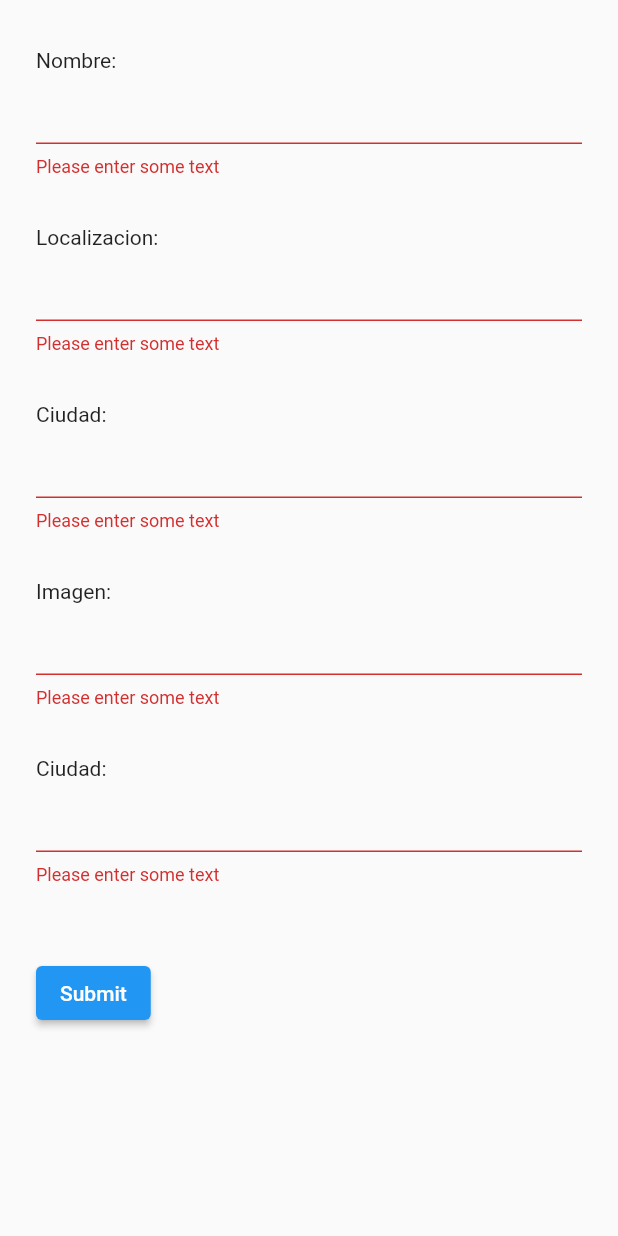
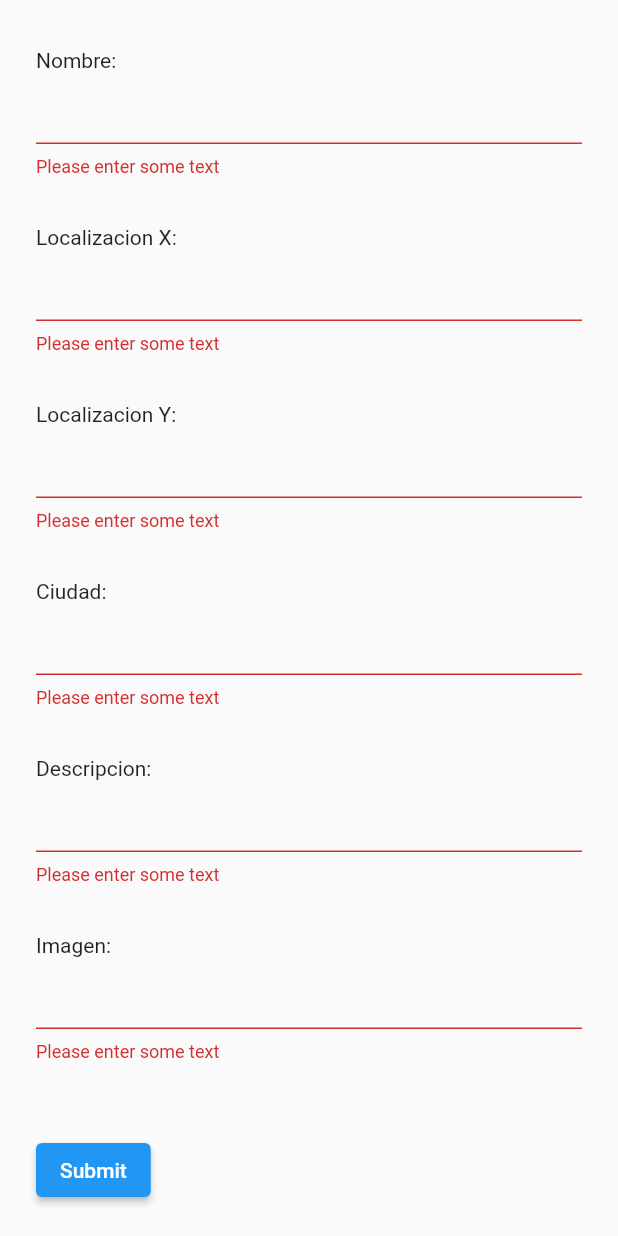
Before and after one commit to josuetp163/frontend-LP, a Flutter app: the CreateHueca widget shown alone on an empty page, opened directly, after a tap on "Submit", on a phone screen of 412 x 824 dp. Run offline on Flutter 3.47's test engine with Material 2 defaults, Android fonts, the phone set to English and light mode, and no system bars; our stand-ins replace flutter_rating_bar; network calls fail; Roboto replaces fonts that are missing (OpenSans).

Commit message:
create User and Hueca

```diff
--- a/lib/screens/createHueca.dart
+++ b/lib/screens/createHueca.dart
@@ -1,7 +1,12 @@
+import 'dart:convert';
+
 import 'package:flutter/material.dart';
 import 'package:frontend/constants/theme.dart';
 import 'package:frontend/widgets/card-small.dart';
+import 'package:flutter/material.dart';
 import 'package:http/http.dart' as http;
+import 'package:frontend/models/Spot.dart';
+import 'dart:convert' as convert;
 
 //widgets
 
@@ -45,6 +50,12 @@ class CreateHueca extends StatefulWidget {
 
 class MyCustomFormState extends State<CreateHueca> {
   final _formKey = GlobalKey<FormState>();
+  final _nombreController = TextEditingController();
+  final _localizationxController = TextEditingController();
+  final _localizationyController = TextEditingController();
+  final _ciudadController = TextEditingController();
+  final _descripcionController = TextEditingController();
+  final _imagenController = TextEditingController();
 
   @override
   Widget build(BuildContext context) {
@@ -61,6 +72,7 @@ class MyCustomFormState extends State<CreateHueca> {
                   Text("Nombre: "),
                   TextFormField(
                     // The validator receives the text that the user has entered.
+                    controller: _nombreController,
                     validator: (value) {
                       if (value == null || value.isEmpty) {
                         return 'Please enter some text';
@@ -71,9 +83,24 @@ class MyCustomFormState extends State<CreateHueca> {
                   Padding(
                     padding: const EdgeInsets.symmetric(vertical: 16.0),
                   ),
-                  Text("Localizacion: "),
+                  Text("Localizacion X: "),
                   TextFormField(
                     // The validator receives the text that the user has entered.
+                    controller: _localizationxController,
+                    validator: (value) {
+                      if (value == null || value.isEmpty) {
+                        return 'Please enter some text';
+                      }
+                      return null;
+                    },
+                  ),
+                  Padding(
+                    padding: const EdgeInsets.symmetric(vertical: 16.0),
+                  ),
+                  Text("Localizacion Y: "),
+                  TextFormField(
+                    // The validator receives the text that the user has entered.
+                    controller: _localizationyController,
                     validator: (value) {
                       if (value == null || value.isEmpty) {
                         return 'Please enter some text';
@@ -87,6 +114,21 @@ class MyCustomFormState extends State<CreateHueca> {
                   Text("Ciudad: "),
                   TextFormField(
                     // The validator receives the text that the user has entered.
+                    controller: _ciudadController,
+                    validator: (value) {
+                      if (value == null || value.isEmpty) {
+                        return 'Please enter some text';
+                      }
+                      return null;
+                    },
+                  ),
+                  Padding(
+                    padding: const EdgeInsets.symmetric(vertical: 16.0),
+                  ),
+                  Text("Descripcion: "),
+                  TextFormField(
+                    // The validator receives the text that the user has entered.
+                    controller: _descripcionController,
                     validator: (value) {
                       if (value == null || value.isEmpty) {
                         return 'Please enter some text';
@@ -100,19 +142,7 @@ class MyCustomFormState extends State<CreateHueca> {
                   Text("Imagen: "),
                   TextFormField(
                     // The validator receives the text that the user has entered.
-                    validator: (value) {
-                      if (value == null || value.isEmpty) {
-                        return 'Please enter some text';
-                      }
-                      return null;
-                    },
-                  ),
-                  Padding(
-                    padding: const EdgeInsets.symmetric(vertical: 16.0),
-                  ),
-                  Text("Ciudad: "),
-                  TextFormField(
-                    // The validator receives the text that the user has entered.
+                    controller: _imagenController,
                     validator: (value) {
                       if (value == null || value.isEmpty) {
                         return 'Please enter some text';
@@ -129,6 +159,7 @@ class MyCustomFormState extends State<CreateHueca> {
                       onPressed: () {
                         // Validate returns true if the form is valid, or false otherwise.
                         if (_formKey.currentState!.validate()) {
+                          postTest();
                           // If the form is valid, display a snackbar. In the real world,
                           // you'd often call a server or save the information in a database.
                           ScaffoldMessenger.of(context).showSnackBar(
@@ -144,4 +175,34 @@ class MyCustomFormState extends State<CreateHueca> {
             )
         );
   }
+
+  Future postTest() async {
+    String nombre = _nombreController.text;
+    String localizationx = _localizationxController.text;
+    String localizationy = _localizationyController.text;
+    String ciudad = _ciudadController.text;
+    String descripcion = _descripcionController.text;
+    String imagen = _imagenController.text;
+
+    http.Response response = await http.post(
+      Uri.parse('http://localhost:3000/spot/newSpot'),
+      headers: <String, String>{
+        'Content-Type': 'application/json; charset=UTF-8',
+      },
+      body: jsonEncode(<String, String>{
+        'spotName': nombre,
+        'locationX': localizationx,
+        'locationY': localizationy,
+        'city': ciudad,
+        'description': descripcion,
+        'image': imagen,
+      }),
+    );
+    if (response.statusCode == 200) {
+      print(response.body);
+      return Spot.fromJson(convert.jsonDecode(response.body));
+    } else {
+      throw Exception("Problem en postSpot: ${response.statusCode}");
+    }
+  }
 }
```
Also changed, not shown: lib/screens/createUser.dart (+38 -0 lines).
